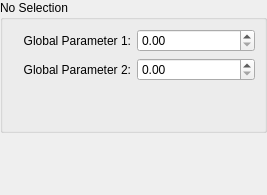
Qt form src/gui/widgets/editdockwidget.ui (saschpe/masonry) before a commit.
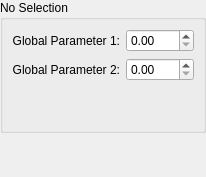
The same form after that commit.

Commit message: Set prefred size mode to minial for all dock widgets:

Diff of the .ui file:
```diff
--- a/src/gui/widgets/editdockwidget.ui
+++ b/src/gui/widgets/editdockwidget.ui
@@ -6,10 +6,16 @@
    <rect>
     <x>0</x>
     <y>0</y>
-    <width>267</width>
-    <height>195</height>
+    <width>206</width>
+    <height>177</height>
    </rect>
   </property>
+  <property name="sizePolicy">
+   <sizepolicy hsizetype="Minimum" vsizetype="Minimum">
+    <horstretch>0</horstretch>
+    <verstretch>0</verstretch>
+   </sizepolicy>
+  </property>
   <property name="features">
    <set>QDockWidget::DockWidgetFloatable|QDockWidget::DockWidgetMovable</set>
   </property>
```
Left out of the diff: 2 changed lines with no effect on the pictures. The commit also changes 2 other files.
